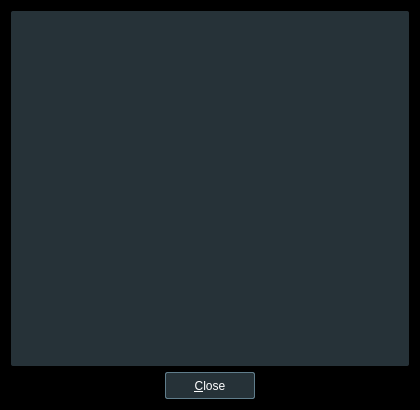
Before: the Qt Designer form src/ui/infodialog.ui in u8sand/Baka-MPlayer, drawn with Qt 5.
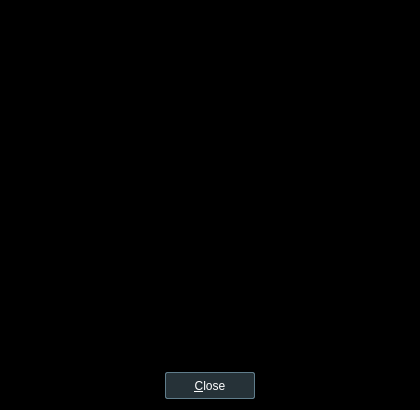
After: the same form once the commit is applied.

Commit message: mainwindow.ui: added submenus for take snapshot

Diff of the .ui file:
```diff
--- a/src/ui/infodialog.ui
+++ b/src/ui/infodialog.ui
@@ -61,11 +61,8 @@
   <layout class="QVBoxLayout" name="verticalLayout">
    <item>
     <widget class="QListWidget" name="infoList">
-     <property name="styleSheet">
-      <string notr="true">QListWidget {
-	background: #263238;
-	border-radius: 2px;
-}</string>
+     <property name="frameShadow">
+      <enum>QFrame::Plain</enum>
      </property>
     </widget>
    </item>
```
The commit also changes 1 other file.
